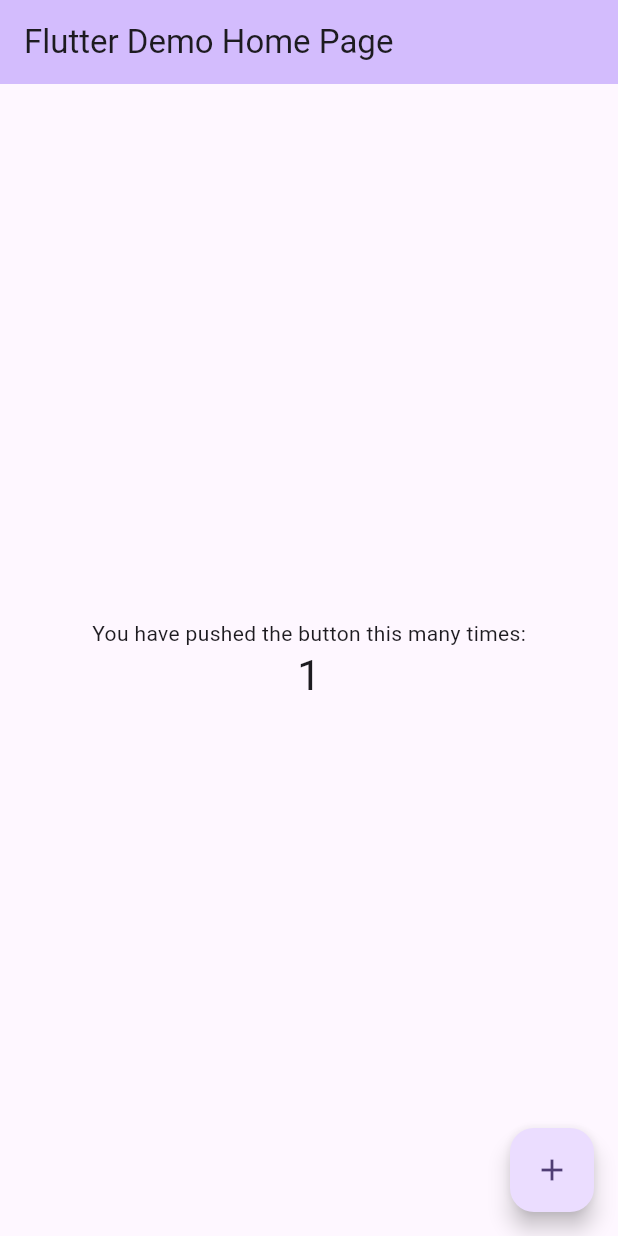
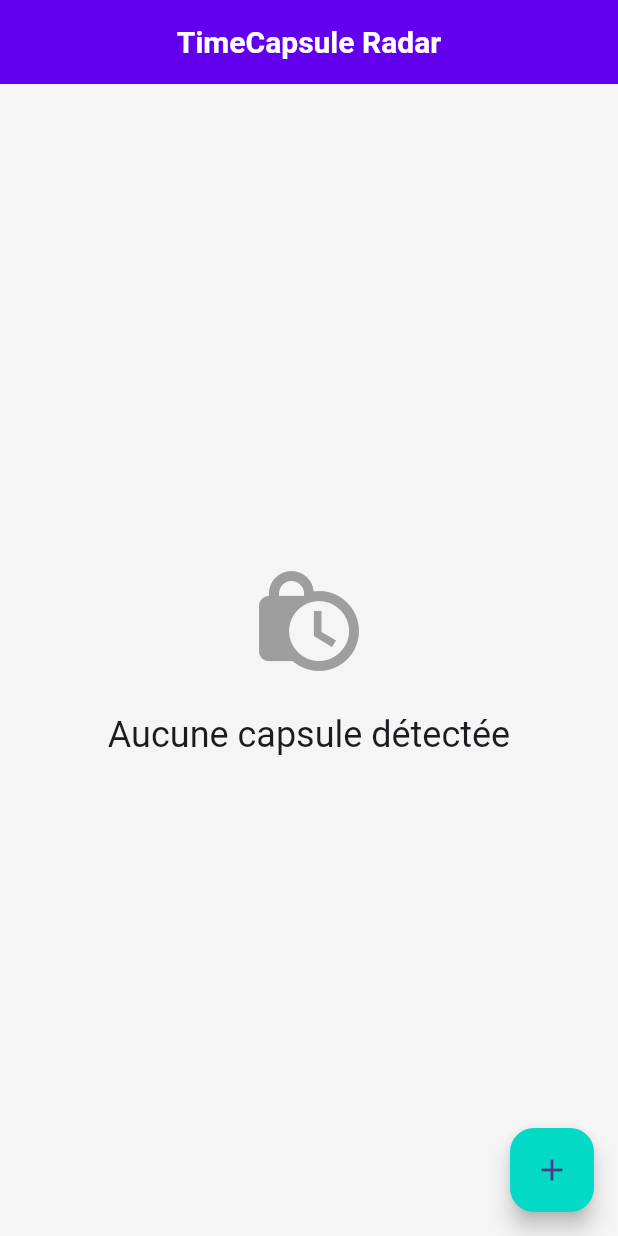
Before and after one commit to Lukas-Bouhlel/time_capsule, a Flutter app: the screen it shows after launch, after a tap on the "add" icon, on a phone screen of 412 x 824 dp. Run offline on Flutter 3.47's test engine with Material 3 defaults, Android fonts, the phone set to English and light mode, and no system bars.

Commit message:
finish params app

```diff
--- a/lib/main.dart
+++ b/lib/main.dart
@@ -1,121 +1,29 @@
 import 'package:flutter/material.dart';
+import 'package:provider/provider.dart';
+import 'theme.dart';
+import 'providers/location_provider.dart';
+import 'routes/router.dart';
 
-void main() {
+void main() async {
+  WidgetsFlutterBinding.ensureInitialized();
   runApp(const MyApp());
 }
 
 class MyApp extends StatelessWidget {
   const MyApp({super.key});
 
-  // This widget is the root of your application.
   @override
   Widget build(BuildContext context) {
-    return MaterialApp(
-      title: 'Flutter Demo',
-      theme: ThemeData(
-        // This is the theme of your application.
-        //
-        // TRY THIS: Try running your application with "flutter run". You'll see
-        // the application has a purple toolbar. Then, without quitting the app,
-        // try changing the seedColor in the colorScheme below to Colors.green
-        // and then invoke "hot reload" (save your changes or press the "hot
-        // reload" button in a Flutter-supported IDE, or press "r" if you used
-        // the command line to start the app).
-        //
-        // Notice that the counter didn't reset back to zero; the application
-        // state is not lost during the reload. To reset the state, use hot
-        // restart instead.
-        //
-        // This works for code too, not just values: Most code changes can be
-        // tested with just a hot reload.
-        colorScheme: .fromSeed(seedColor: Colors.deepPurple),
-      ),
-      home: const MyHomePage(title: 'Flutter Demo Home Page'),
-    );
-  }
-}
-
-class MyHomePage extends StatefulWidget {
-  const MyHomePage({super.key, required this.title});
-
-  // This widget is the home page of your application. It is stateful, meaning
-  // that it has a State object (defined below) that contains fields that affect
-  // how it looks.
-
-  // This class is the configuration for the state. It holds the values (in this
-  // case the title) provided by the parent (in this case the App widget) and
-  // used by the build method of the State. Fields in a Widget subclass are
-  // always marked "final".
-
-  final String title;
-
-  @override
-  State<MyHomePage> createState() => _MyHomePageState();
-}
-
-class _MyHomePageState extends State<MyHomePage> {
-  int _counter = 0;
-
-  void _incrementCounter() {
-    setState(() {
-      // This call to setState tells the Flutter framework that something has
-      // changed in this State, which causes it to rerun the build method below
-      // so that the display can reflect the updated values. If we changed
-      // _counter without calling setState(), then the build method would not be
-      // called again, and so nothing would appear to happen.
-      _counter++;
-    });
-  }
-
-  @override
-  Widget build(BuildContext context) {
-    // This method is rerun every time setState is called, for instance as done
-    // by the _incrementCounter method above.
-    //
-    // The Flutter framework has been optimized to make rerunning build methods
-    // fast, so that you can just rebuild anything that needs updating rather
-    // than having to individually change instances of widgets.
-    return Scaffold(
-      appBar: AppBar(
-        // TRY THIS: Try changing the color here to a specific color (to
-        // Colors.amber, perhaps?) and trigger a hot reload to see the AppBar
-        // change color while the other colors stay the same.
-        backgroundColor: Theme.of(context).colorScheme.inversePrimary,
-        // Here we take the value from the MyHomePage object that was created by
-        // the App.build method, and use it to set our appbar title.
-        title: Text(widget.title),
-      ),
-      body: Center(
-        // Center is a layout widget. It takes a single child and positions it
-        // in the middle of the parent.
-        child: Column(
-          // Column is also a layout widget. It takes a list of children and
-          // arranges them vertically. By default, it sizes itself to fit its
-          // children horizontally, and tries to be as tall as its parent.
-          //
-          // Column has various properties to control how it sizes itself and
-          // how it positions its children. Here we use mainAxisAlignment to
-          // center the children vertically; the main axis here is the vertical
-          // axis because Columns are vertical (the cross axis would be
-          // horizontal).
-          //
-          // TRY THIS: Invoke "debug painting" (choose the "Toggle Debug Paint"
-          // action in the IDE, or press "p" in the console), to see the
-          // wireframe for each widget.
-          mainAxisAlignment: .center,
-          children: [
-            const Text('You have pushed the button this many times:'),
-            Text(
-              '$_counter',
-              style: Theme.of(context).textTheme.headlineMedium,
-            ),
-          ],
-        ),
-      ),
-      floatingActionButton: FloatingActionButton(
-        onPressed: _incrementCounter,
-        tooltip: 'Increment',
-        child: const Icon(Icons.add),
+    return MultiProvider(
+      providers: [
+        ChangeNotifierProvider(create: (_) => LocationProvider()),
+      ],
+      child: MaterialApp(
+        title: 'TimeCapsule',
+        debugShowCheckedModeBanner: false,
+        theme: AppTheme.lightTheme,
+        initialRoute: RouteManager.home,
+        routes: RouteManager.getRoutes(),
       ),
     );
   }
--- /dev/null
+++ b/lib/pages/home_page.dart
@@ -0,0 +1,34 @@
+import 'package:flutter/material.dart';
+
+class HomePage extends StatelessWidget {
+  const HomePage({super.key});
+
+  @override
+  Widget build(BuildContext context) {
+    return Scaffold(
+      appBar: AppBar(
+        title: const Text('TimeCapsule Radar'),
+      ),
+      body: Center(
+        child: Column(
+          mainAxisAlignment: MainAxisAlignment.center,
+          children: [
+            const Icon(Icons.lock_clock, size: 80, color: Colors.grey),
+            const SizedBox(height: 20),
+            Text(
+              'Aucune capsule détectée',
+              style: Theme.of(context).textTheme.headlineSmall,
+            ),
+          ],
+        ),
+      ),
+      floatingActionButton: FloatingActionButton(
+        onPressed: () {
+          // Action future : Ouvrir la caméra
+          print("Ouverture caméra...");
+        },
+        child: const Icon(Icons.add),
+      ),
+    );
+  }
+}
--- /dev/null
+++ b/lib/providers/location_provider.dart
@@ -0,0 +1,6 @@
+import 'package:flutter/material.dart';
+
+class LocationProvider with ChangeNotifier {
+  // Ici on mettra toute la logique GPS plus tard
+  // Pour l'instant, c'est vide mais prêt à l'emploi !
+}
--- /dev/null
+++ b/lib/routes/router.dart
@@ -0,0 +1,14 @@
+import 'package:flutter/material.dart';
+import '../pages/home_page.dart';
+
+class RouteManager {
+  static const String home = '/';
+  static const String map = '/map';
+  static const String create = '/create';
+
+  static Map<String, WidgetBuilder> getRoutes() {
+    return {
+      home: (context) => const HomePage(),
+    };
+  }
+}
--- a/lib/theme.dart
+++ b/lib/theme.dart
@@ -0,0 +1,28 @@
+import 'package:flutter/material.dart';
+
+class AppTheme {
+  // Nos couleurs personnalisées
+  static final Color primaryColor = Color(0xFF6200EE); // Violet mystique
+  static final Color accentColor = Color(0xFF03DAC6);  // Cyan moderne
+
+  // Le thème global de l'app
+  static final ThemeData lightTheme = ThemeData(
+    primaryColor: primaryColor,
+    scaffoldBackgroundColor: Colors.grey[100], // Fond gris très clair
+
+    // Style de la barre de navigation (AppBar)
+    appBarTheme: AppBarTheme(
+      backgroundColor: primaryColor,
+      elevation: 0,
+      centerTitle: true,
+      titleTextStyle: TextStyle(fontSize: 20, fontWeight: FontWeight.bold),
+    ),
+
+    // Style des boutons flottants
+    floatingActionButtonTheme: FloatingActionButtonThemeData(
+      backgroundColor: accentColor,
+    ),
+
+    // On peut ajouter d'autres styles ici (TextTheme, ButtonTheme...)
+  );
+}
```
Also changed, not shown: pubspec.yaml (+14 -0 lines), pubspec.lock, 5 other files.
